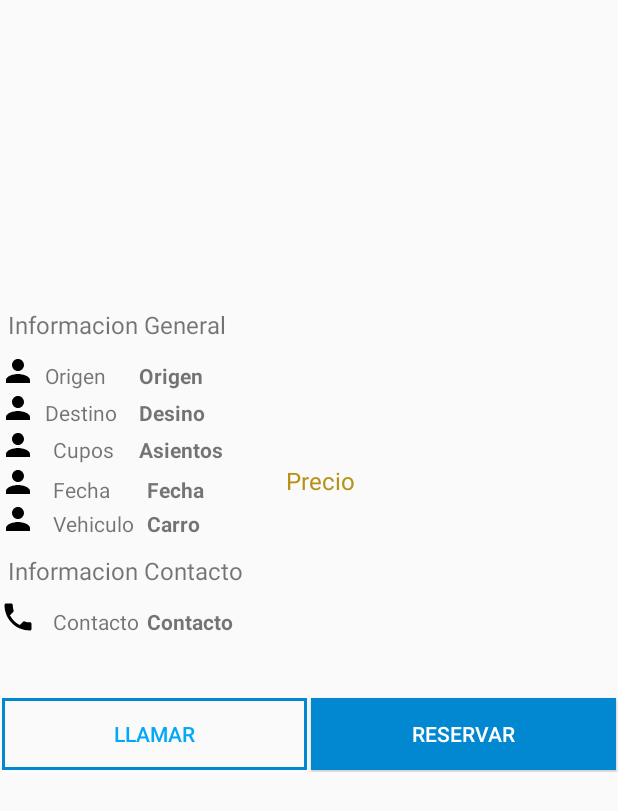
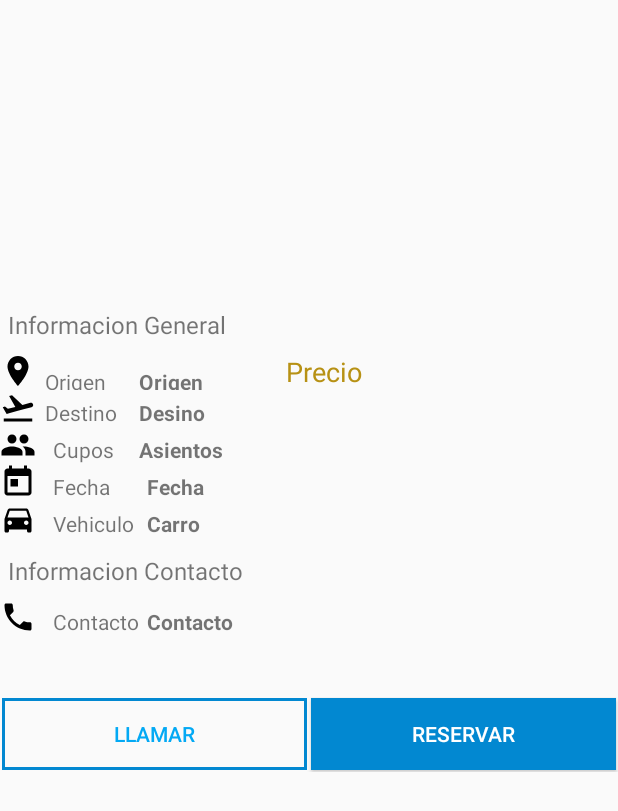
Before and after one commit to pipeholguin/Android_Traveler, an Android app: the layout activity_detail.xml on its own in the app's theme, with its tools: preview values and no code run, on a phone screen of 412 x 824 dp. Shown: the top 811 px of the screen. Run offline under Robolectric (Android 15) with nearby library versions, the phone set to English and light mode, and no system bars.

Commit message:
icons implemented

```diff
--- a/app/src/main/res/layout/activity_detail.xml
+++ b/app/src/main/res/layout/activity_detail.xml
@@ -31,11 +31,12 @@
                     android:layout_height="200dp"
                     app:imgUrl="@{viaje.imagen}"
                     android:scaleType="centerCrop"
-                    app:layout_scrollFlags="scroll|enterAlways"/>
+                    />
 
                 <TableLayout
                     android:layout_width="match_parent"
-                    android:layout_height="wrap_content">
+                    android:layout_height="wrap_content"
+                    app:layout_scrollFlags="scroll|enterAlways">
 
                     <TextView
                         android:id="@+id/info"
@@ -49,7 +50,7 @@
                 <TableRow>
 
                     <ImageView
-                        android:src="@drawable/ic_usr"
+                        android:src="@drawable/ic_origen"
                         android:layout_marginRight="@dimen/small"/>
 
                     <TextView
@@ -68,10 +69,20 @@
                         android:textStyle="bold"
                         tools:text="Origen" />
 
+                    <TextView
+                        android:id="@+id/precio"
+                        android:layout_width="wrap_content"
+                        android:layout_height="wrap_content"
+                        android:layout_marginLeft="35dp"
+                        android:textColor="#b79114"
+                        android:textSize="18dp"
+                        android:text='@{ "$" +viaje.precio}'
+                        tools:text="Precio" />
+
                 </TableRow>
                     <TableRow>
                         <ImageView
-                            android:src="@drawable/ic_usr"
+                            android:src="@drawable/ic_destino"
                             android:layout_marginRight="@dimen/small"/>
                         <TextView
                             android:id="@+id/text_destino"
@@ -95,7 +106,7 @@
                     <TableRow>
 
                         <ImageView
-                            android:src="@drawable/ic_usr"
+                            android:src="@drawable/ic_group"
                             android:layout_marginRight="@dimen/small"/>
                         <TextView
                             android:id="@+id/text_cupos"
@@ -118,7 +129,7 @@
 
                     <TableRow>
                         <ImageView
-                            android:src="@drawable/ic_usr"
+                            android:src="@drawable/ic_fecha"
                             android:layout_marginRight="@dimen/small"/>
                         <TextView
                             android:id="@+id/text_fecha"
@@ -140,21 +151,13 @@
                             android:textStyle="bold"
                             tools:text="Fecha" />
 
-                        <TextView
-                            android:id="@+id/precio"
-                            android:layout_width="wrap_content"
-                            android:layout_height="wrap_content"
-                            android:layout_marginLeft="35dp"
-                            android:textColor="#b79114"
-                            android:textSize="16dp"
-                            android:text='@{ "$" +viaje.precio}'
-                            tools:text="Precio" />
+
                     </TableRow>
 
                     <TableRow>
 
                         <ImageView
-                            android:src="@drawable/ic_usr"
+                            android:src="@drawable/ic_car"
                             android:layout_marginRight="@dimen/small"/>
                         <TextView
                             android:id="@+id/text_carro"
--- a/app/src/main/res/layout/activity_login.xml
+++ b/app/src/main/res/layout/activity_login.xml
@@ -11,6 +11,7 @@
 <TableLayout
     android:layout_width="match_parent"
     android:layout_height="match_parent"
+    android:background="#FFFFFF"
     android:paddingBottom="@dimen/activity_vertical_margin"
     android:paddingLeft="@dimen/activity_horizontal_margin"
     android:paddingRight="@dimen/activity_horizontal_margin"
@@ -73,11 +74,12 @@
 
     <TableRow>
         <Button
-            android:background="@color/text"
+            android:background="@drawable/button"
             android:textColor="@color/colorPrimaryDark"
             android:id="@+id/reg"
             android:text="Registrar"
             app:setOnClickListener="@{onClick}"
+            android:layout_margin="@dimen/small"
             />
         <Button
             android:id="@+id/in"
@@ -85,6 +87,7 @@
             android:background="@color/colorPrimaryDark"
             android:textColor="@color/text"
             app:setOnClickListener="@{onClick}"
+            android:layout_margin="@dimen/small"
             />
     </TableRow>
 </TableLayout>
```
Also changed, not shown: app/src/main/res/mipmap-hdpi/ic_launcher.png, app/src/main/res/mipmap-mdpi/ic_launcher.png, app/src/main/res/mipmap-xhdpi/ic_launcher.png, app/src/main/res/mipmap-xxhdpi/ic_launcher.png, app/src/main/res/mipmap-xxxhdpi/ic_launcher.png.
